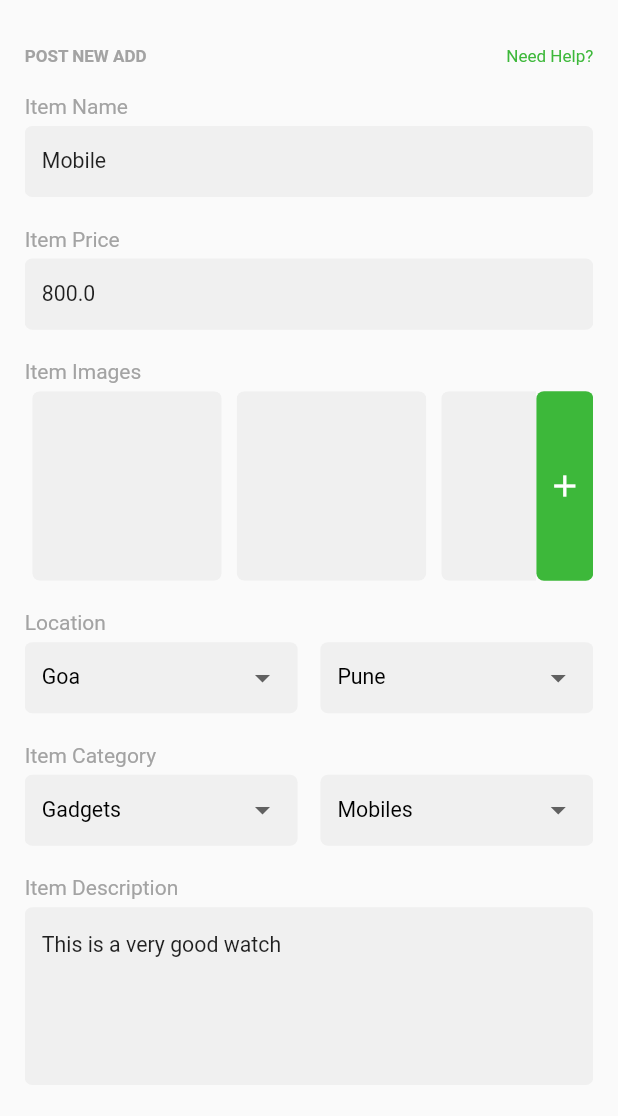
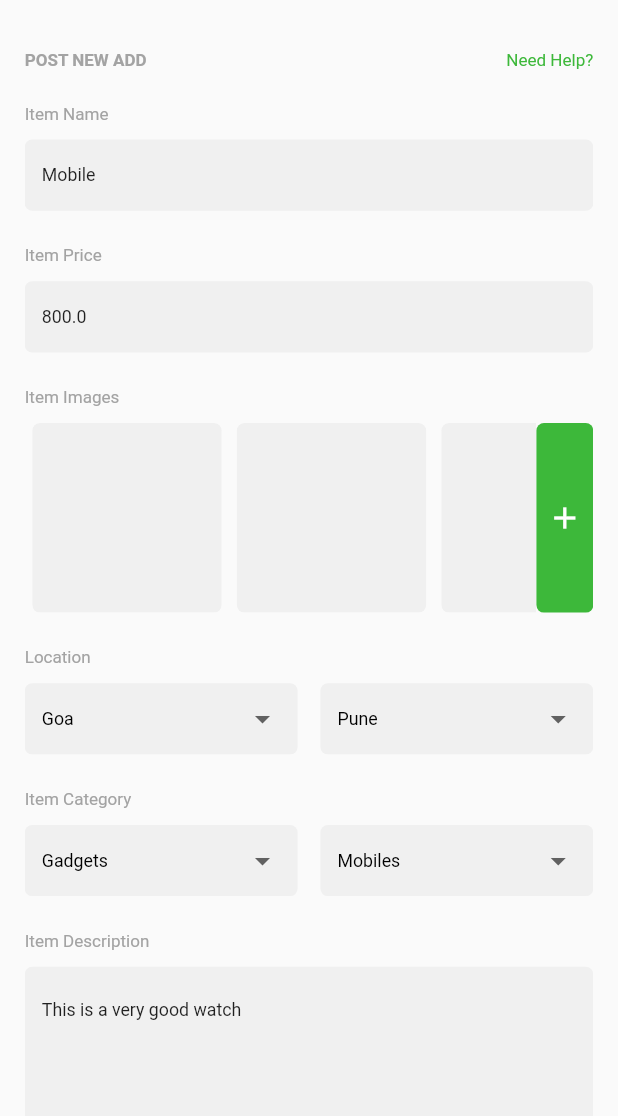
Before and after one commit to kandlaguntarohith/jiji, a Flutter app: the EditProductScreen screen opened directly, on a phone screen of 412 x 824 dp, the part 120-1236 px from its top. Run offline on Flutter 3.47's test engine with Material 2 defaults, Android fonts, the phone set to English and light mode, and no system bars; our stand-ins replace hexcolor, image_picker, otp_text_field, share.

Commit message:
updated sizedboxes

```diff
--- a/lib/pages/Widgets/custom_button.dart
+++ b/lib/pages/Widgets/custom_button.dart
@@ -17,7 +17,7 @@ class CustomButton extends StatelessWidget {
     final deviceHorizontalPadding = SizeConfig.deviceWidth * 4;
     final availableWidthSpace =
         (SizeConfig.deviceWidth * 100) - (2 * deviceHorizontalPadding);
-    final textSize = availableWidthSpace * 0.045;
+    final textSize = availableWidthSpace * 0.04;
     return ClipRRect(
       borderRadius: BorderRadius.all(Radius.circular(5)),
       child: Container(
--- a/lib/pages/Widgets/custom_dropdrown.dart
+++ b/lib/pages/Widgets/custom_dropdrown.dart
@@ -23,7 +23,7 @@ class CustomDropDownMenu extends StatelessWidget {
         (SizeConfig.deviceWidth * 100) - (2 * deviceHorizontalPadding);
     final aspectRatio = 8 / 1;
     final textFieldheight = availableWidthSpace / aspectRatio;
-    final textSize = textFieldheight * 0.3;
+    final textSize = textFieldheight * 0.25;
 
     final textFieldPadding = EdgeInsets.symmetric(
       horizontal: availableWidthSpace * 0.030,
--- a/lib/pages/Widgets/custom_textfield.dart
+++ b/lib/pages/Widgets/custom_textfield.dart
@@ -25,7 +25,7 @@ class CustomTextField extends StatelessWidget {
         SizeConfig.deviceWidth * 100 - (2 * deviceHorizontalPadding);
     final aspectRatio = 8 / 1;
     final textFieldheight = availableWidthSpace / aspectRatio;
-    final textSize = textFieldheight * 0.3;
+    final textSize = textFieldheight * 0.25;
 
     final textFieldPadding = EdgeInsets.symmetric(
       horizontal: availableWidthSpace * 0.030,
@@ -33,7 +33,7 @@ class CustomTextField extends StatelessWidget {
 
     return AspectRatio(
       aspectRatio: textInputType == TextInputType.multiline
-          ? aspectRatio / 2.5
+          ? aspectRatio / 3
           : aspectRatio,
       child: Container(
         alignment: Alignment.centerLeft,
@@ -61,7 +61,7 @@ class CustomTextField extends StatelessWidget {
               fontWeight: FontWeight.w400,
             ),
             keyboardType: textInputType,
-            maxLines: textInputType == TextInputType.multiline ? 5 : 1,
+            maxLines: textInputType == TextInputType.multiline ? 7 : 1,
             cursorColor: MyThemeData.primaryColor,
             // focusNode: _descriptionFocusNode,
             onSaved: (value) => onSaved(value),
--- a/lib/pages/Widgets/seller_card.dart
+++ b/lib/pages/Widgets/seller_card.dart
@@ -1,4 +1,5 @@
 import 'package:flutter/material.dart';
+import 'package:flutter/rendering.dart';
 import 'package:jiji/utilities/size_config.dart';
 
 import '../../ThemeData.dart';
@@ -49,7 +50,7 @@ class SellerCard extends StatelessWidget {
                         fontSize: textSize,
                       ),
                     ),
-                    SizedBox(height: 5),
+                    SizedBox(height: fieldheight * 0.1),
                     Text(
                       "GOA, GA",
                       style: TextStyle(
@@ -58,7 +59,7 @@ class SellerCard extends StatelessWidget {
                         color: MyThemeData.inputPlaceHolder,
                       ),
                     ),
-                    SizedBox(height: 10),
+                    SizedBox(height: fieldheight * 0.1),
                     Row(
                       mainAxisAlignment: MainAxisAlignment.start,
                       children: [
--- a/lib/pages/edit_product_screen.dart
+++ b/lib/pages/edit_product_screen.dart
@@ -88,24 +88,24 @@ class _EditProductScreenState extends State<EditProductScreen> {
       print(category + " " + subCategory);
     }
   }
-
-  Widget renderhHeading(String heading) {
+Widget renderhHeading(String heading) {
     return Column(
       crossAxisAlignment: CrossAxisAlignment.start,
       children: [
-        SizedBox(height: 20),
+        SizedBox(height: textSize* 2),
         Text(
           heading,
           style: TextStyle(
             color: MyThemeData.inputPlaceHolder,
-            fontSize: 14,
+            fontSize: textSize,
             fontWeight: FontWeight.w400,
           ),
         ),
-        SizedBox(height: 5),
+        SizedBox(height: textSize),
       ],
     );
   }
+
 
   @override
   Widget build(BuildContext context) {
@@ -125,7 +125,7 @@ class _EditProductScreenState extends State<EditProductScreen> {
           key: _form,
           child: ListView(
             children: <Widget>[
-              SizedBox(height: 30),
+              SizedBox(height: SizeConfig.deviceHeight * 4),
               Row(
                 mainAxisAlignment: MainAxisAlignment.spaceBetween,
                 children: [
@@ -242,12 +242,10 @@ class _EditProductScreenState extends State<EditProductScreen> {
                 hintText: 'Description',
                 textInputType: TextInputType.multiline,
               ),
-              SizedBox(height: 30),
+              SizedBox(height: SizeConfig.deviceHeight * 4),
               AspectRatio(
                 aspectRatio: 8,
                 child: ButtonTheme(
-                  minWidth: double.infinity,
-                  height: 50,
                   shape: RoundedRectangleBorder(
                     borderRadius: BorderRadius.all(
                       Radius.circular(5),
@@ -267,7 +265,7 @@ class _EditProductScreenState extends State<EditProductScreen> {
                   ),
                 ),
               ),
-              SizedBox(height: 10),
+              SizedBox(height: SizeConfig.deviceHeight),
               FlatButton(
                 onPressed: () {},
                 child: Text(
@@ -279,7 +277,7 @@ class _EditProductScreenState extends State<EditProductScreen> {
                   ),
                 ),
               ),
-              SizedBox(height: 50),
+              SizedBox(height: SizeConfig.deviceHeight * 3),
             ],
           ),
         ),
```
Also changed, not shown: lib/pages/add_product_screen.dart (+6 -8 lines), lib/pages/product_details.dart (+21 -23 lines).
